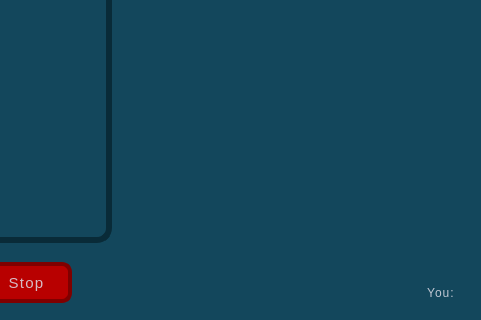
Qt form QtApplication/TroutHeavenApp/home_page_dialog.ui (vince-exe/TroutHeaven) before a commit; both pictures show x 219 to 700 and y 178 to 498 of the 700 by 498 pixel window.
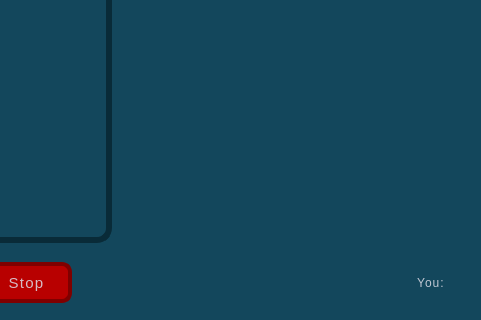
The same form after that commit.

The edit to the form file:
```diff
--- a/QtApplication/TroutHeavenApp/home_page_dialog.ui
+++ b/QtApplication/TroutHeavenApp/home_page_dialog.ui
@@ -252,8 +252,8 @@
   <widget class="QLabel" name="myNickLabel">
    <property name="geometry">
     <rect>
-     <x>380</x>
-     <y>450</y>
+     <x>370</x>
+     <y>440</y>
      <width>311</width>
      <height>41</height>
     </rect>
```
